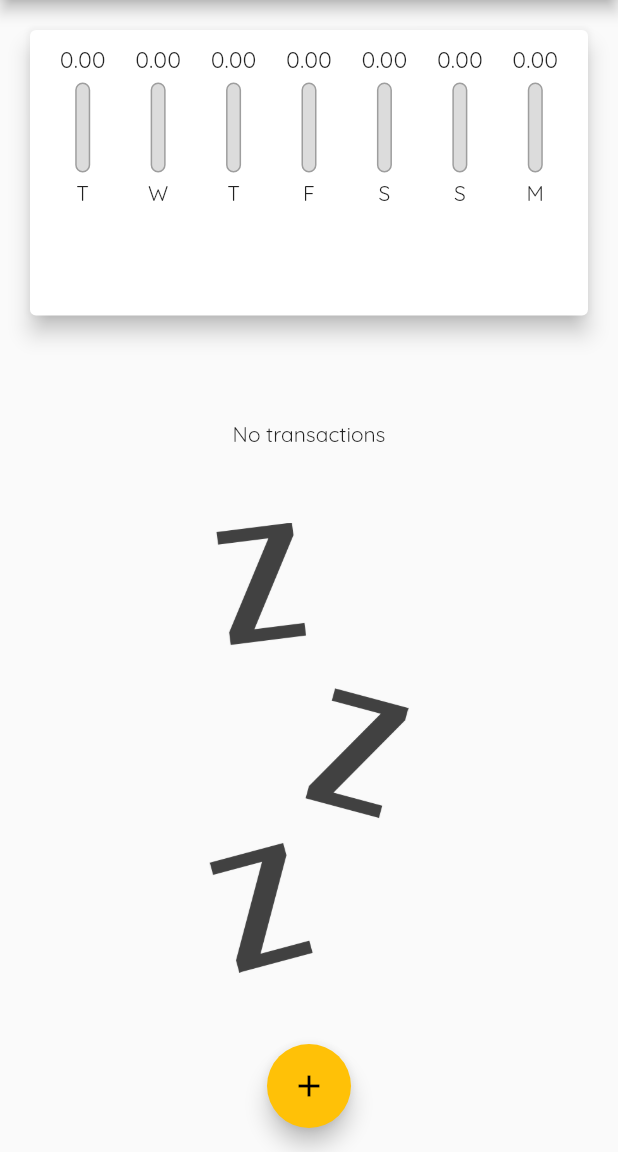
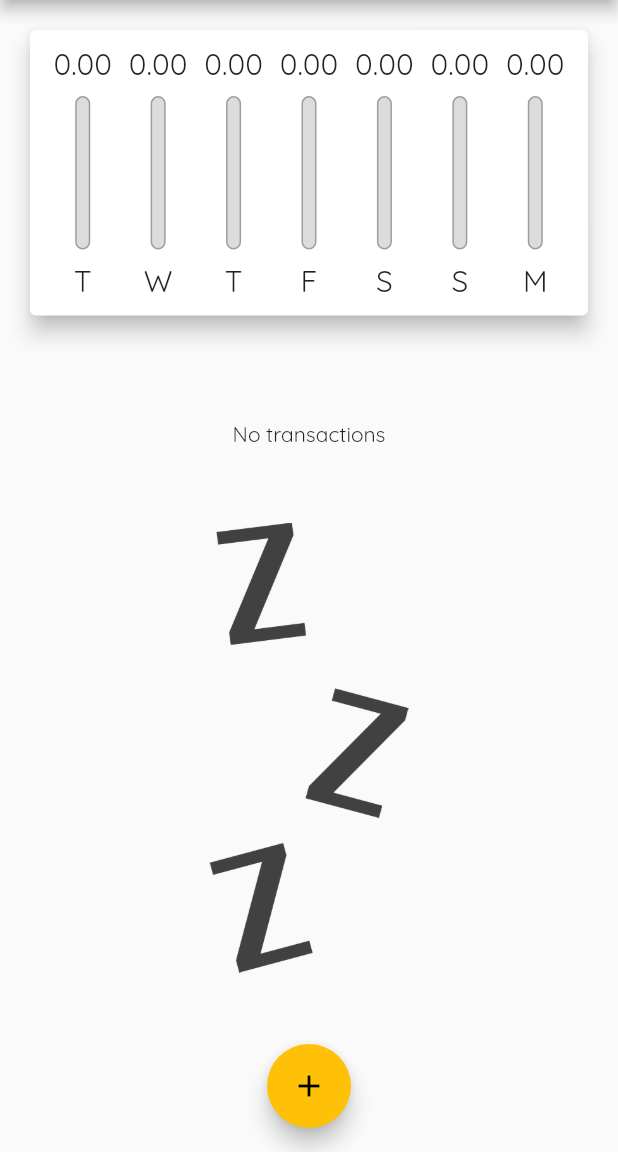
Before and after one commit to s7Thiago/expenses-app, a Flutter app: the screen it shows after launch, on a phone screen of 412 x 824 dp, the part 84-1236 px from its top. Run offline on Flutter 3.47's test engine with Material 2 defaults, Android fonts, the phone set to English and light mode, and no system bars; statements that could not run were skipped.

Commit message:
Making the chart height adaptive

```diff
--- a/lib/components/chart_bar.dart
+++ b/lib/components/chart_bar.dart
@@ -13,17 +13,19 @@ class ChartBar extends StatelessWidget {
 
   @override
   Widget build(BuildContext context) {
+    return LayoutBuilder(
+        builder: (BuildContext context, BoxConstraints constraints) {
       return Column(
         children: [
           Container(
-          height: 20,
+            height: constraints.maxHeight * .15,
             child: FittedBox(
               child: Text('${value.toStringAsFixed(2)}'),
             ),
           ),
           Container(
-          margin: EdgeInsets.symmetric(vertical: 5),
-          height: 60,
+            margin: EdgeInsets.symmetric(vertical: constraints.maxHeight * .05),
+            height: constraints.maxHeight * .6,
             width: 10,
             child: Stack(
               alignment: Alignment.bottomCenter,
@@ -50,8 +52,14 @@ class ChartBar extends StatelessWidget {
               ],
             ),
           ),
-        Text(label),
+          Container(
+            height: constraints.maxHeight * .15,
+            child: FittedBox(
+              child: Text(label),
+            ),
+          ),
         ],
       );
+    });
   }
 }
```
Also changed, not shown: pubspec.lock. Lines whose indentation alone changed are shown as unchanged.
